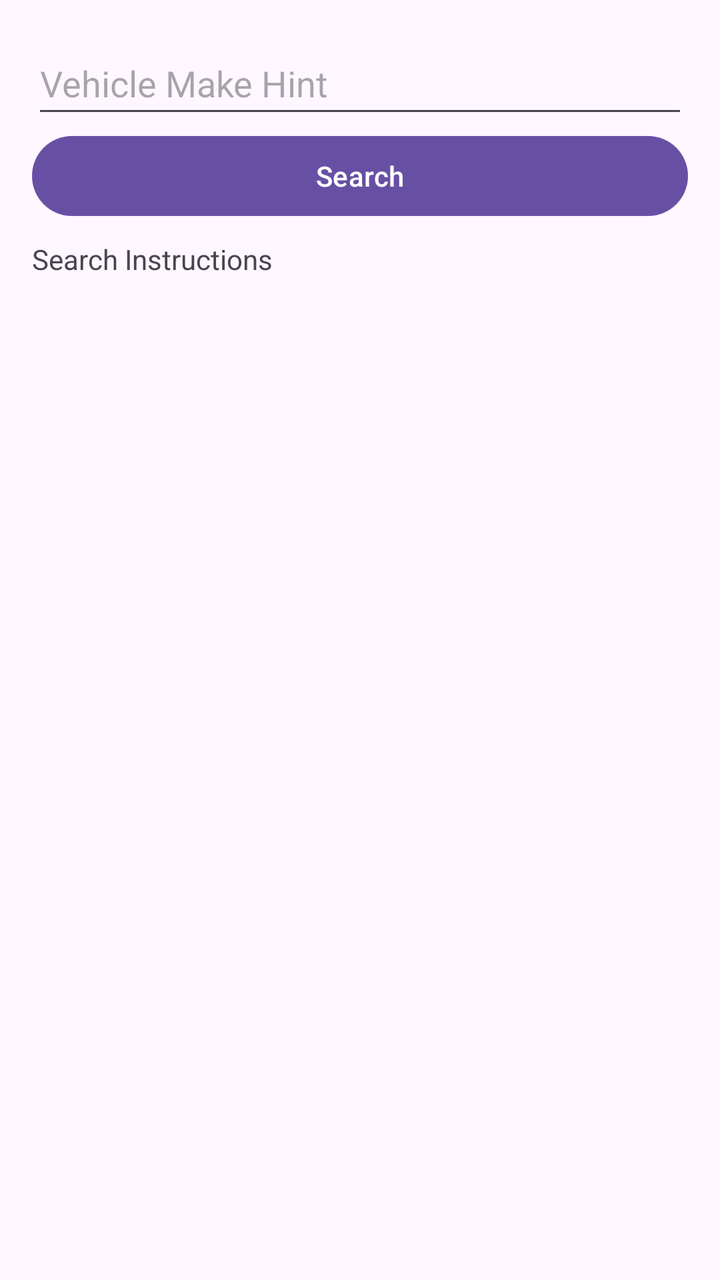
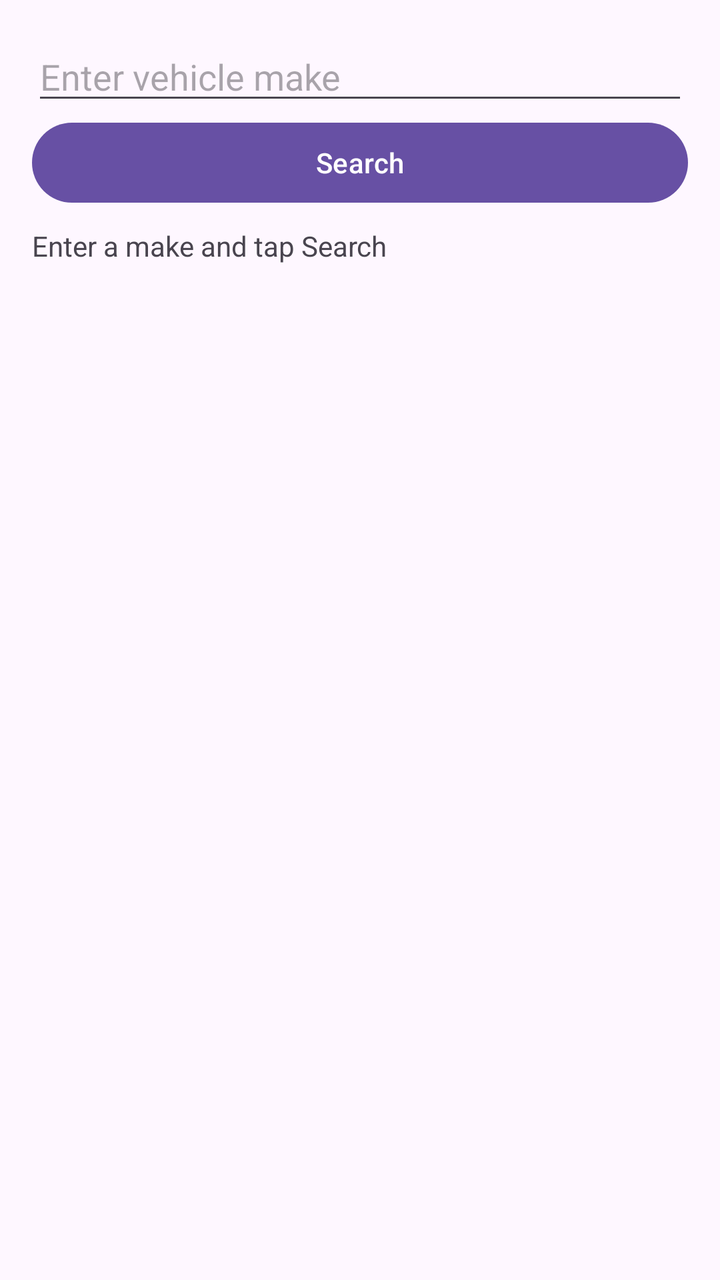

Two renders of the same Android screen: before a commit and after it. Below are the layout's source before the change and the commit's diff.
<!-- AndroidManifest.xml: activity theme Theme.VehicleSearch -->
<!-- res/layout/activity_main.xml -->
<?xml version="1.0" encoding="utf-8"?>
<LinearLayout xmlns:android="http://schemas.android.com/apk/res/android"
    xmlns:tools="http://schemas.android.com/tools"
    android:id="@+id/main"
    android:layout_width="match_parent"
    android:layout_height="match_parent"
    android:orientation="vertical"
    android:padding="16dp"
    tools:context=".ui.MainActivity">

    <EditText
        android:id="@+id/editMake"
        android:layout_width="match_parent"
        android:layout_height="wrap_content"
        android:minHeight="48dp"
        android:hint="@string/vehicle_make_hint"
        android:inputType="textCapWords"
        android:singleLine="true" />

    <Button
        android:id="@+id/buttonSearch"
        android:layout_width="match_parent"
        android:layout_height="wrap_content"
        android:text="@string/search" />

    <ProgressBar
        android:id="@+id/progressBar"
        style="?android:attr/progressBarStyleHorizontal"
        android:layout_width="match_parent"
        android:layout_height="wrap_content"
        android:visibility="gone"
        android:indeterminate="true" />

    <TextView
        android:id="@+id/textStatus"
        android:layout_width="match_parent"
        android:layout_height="wrap_content"
        android:paddingTop="8dp"
        android:paddingBottom="8dp"
        android:text="@string/search_instructions" />

    <androidx.recyclerview.widget.RecyclerView
        android:id="@+id/recyclerVehicles"
        android:layout_width="match_parent"
        android:layout_height="0dp"
        android:layout_weight="1" />

</LinearLayout>
<!-- resources referenced by this layout -->
<resources>
  <string name="search">Search</string>
  <string name="search_instructions">Search Instructions</string>
  <string name="vehicle_make_hint">Vehicle Make Hint</string>
  <style name="Theme.VehicleSearch" parent="Theme.MaterialComponents.DayNight.DarkActionBar">
          
          <item name="colorPrimary">@color/purple_500</item>
          <item name="colorPrimaryVariant">@color/purple_700</item>
          <item name="colorOnPrimary">@color/white</item>
          
          <item name="colorSecondary">@color/teal_200</item>
          <item name="colorSecondaryVariant">@color/teal_700</item>
          <item name="colorOnSecondary">@color/black</item>
          
          <item name="android:statusBarColor">?attr/colorPrimaryVariant</item>
          
      </style>
  <color name="purple_500">#FF6200EE</color>
  <color name="purple_700">#FF3700B3</color>
  <color name="white">#FFFFFFFF</color>
  <color name="teal_200">#FF03DAC5</color>
  <color name="teal_700">#FF018786</color>
  <color name="black">#FF000000</color>
</resources>

<!-- the commit's change to res/layout/activity_main.xml (unified diff, before → after) -->
@@ -1,19 +1,16 @@
 <?xml version="1.0" encoding="utf-8"?>
 <LinearLayout xmlns:android="http://schemas.android.com/apk/res/android"
-    xmlns:tools="http://schemas.android.com/tools"
-    android:id="@+id/main"
     android:layout_width="match_parent"
     android:layout_height="match_parent"
     android:orientation="vertical"
     android:padding="16dp"
-    tools:context=".ui.MainActivity">
+    android:layout_marginTop="38dp">
 
     <EditText
         android:id="@+id/editMake"
         android:layout_width="match_parent"
         android:layout_height="wrap_content"
-        android:minHeight="48dp"
-        android:hint="@string/vehicle_make_hint"
+        android:hint="Enter vehicle make"
         android:inputType="textCapWords"
         android:singleLine="true" />
 
@@ -21,7 +18,7 @@
         android:id="@+id/buttonSearch"
         android:layout_width="match_parent"
         android:layout_height="wrap_content"
-        android:text="@string/search" />
+        android:text="Search" />
 
     <ProgressBar
         android:id="@+id/progressBar"
@@ -35,14 +32,12 @@
         android:id="@+id/textStatus"
         android:layout_width="match_parent"
         android:layout_height="wrap_content"
-        android:paddingTop="8dp"
-        android:paddingBottom="8dp"
-        android:text="@string/search_instructions" />
+        android:paddingVertical="8dp"
+        android:text="Enter a make and tap Search" />
 
     <androidx.recyclerview.widget.RecyclerView
         android:id="@+id/recyclerVehicles"
         android:layout_width="match_parent"
         android:layout_height="0dp"
         android:layout_weight="1" />
-
 </LinearLayout>
<!-- resource entries referenced after the edit -->
@@ -1,8 +1,5 @@
 <!-- resources referenced by this layout -->
 <resources>
-  <string name="search">Search</string>
-  <string name="search_instructions">Search Instructions</string>
-  <string name="vehicle_make_hint">Vehicle Make Hint</string>
   <style name="Theme.VehicleSearch" parent="Theme.MaterialComponents.DayNight.DarkActionBar">
           
           <item name="colorPrimary">@color/purple_500</item>
